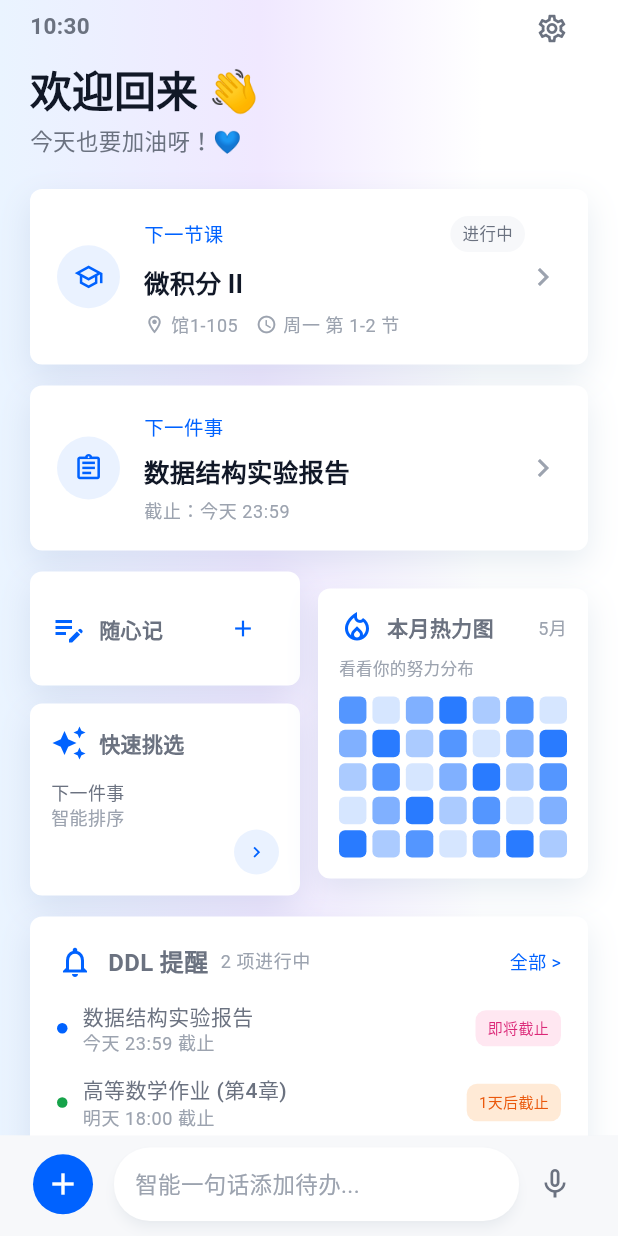
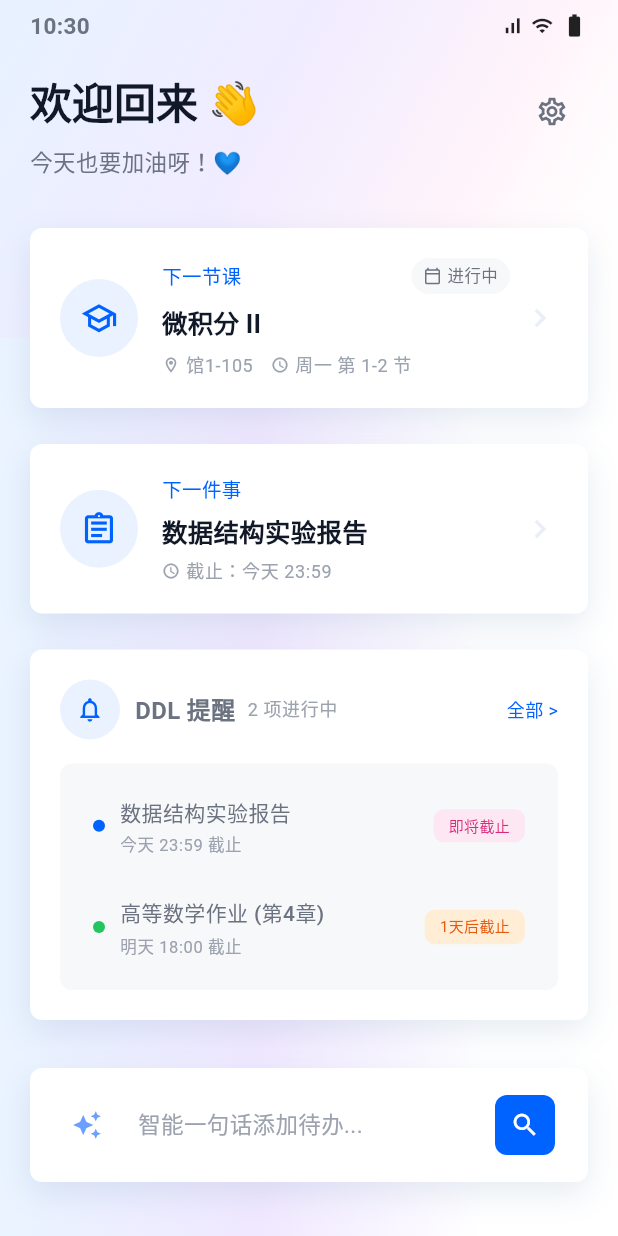
Before and after one commit to cloudymount789/NJU-Timenote, a Flutter app: the screen it shows after launch, on a phone screen of 412 x 824 dp. Run offline on Flutter 3.47's test engine with Material 3 defaults, Android fonts, the phone set to English and light mode, and no system bars; Roboto replaces fonts that are missing (Noto Sans SC).

Commit message:
feat: redesign home screen

```diff
--- a/src/nju_timenote/lib/features/home/home_screen.dart
+++ b/src/nju_timenote/lib/features/home/home_screen.dart
@@ -17,55 +17,34 @@ class HomeScreen extends StatelessWidget {
     final nextTodo = state.todos.isNotEmpty ? state.todos.first : null;
 
     return AppGradientScaffold(
-      bottomBar: BottomQuickInput(
-        onSearch: () => Navigator.of(context).pushNamed(AppRoutes.todoSearch),
-        onInput: () => _showQuickInputSheet(context),
-      ),
-      child: ListView(
-        padding: const EdgeInsets.fromLTRB(20, 0, 20, 18),
+      child: Stack(
         children: [
-          StatusHeader(
-            trailing: IconButton(
-              key: const Key('home-settings-button'),
-              tooltip: '设置',
-              icon: const Icon(
-                Icons.settings_outlined,
-                size: 22,
-                color: AppColors.textSecondary,
-              ),
-              onPressed: () =>
+          const _HomeTopGlow(),
+          ListView(
+            padding: const EdgeInsets.fromLTRB(20, 0, 20, 24),
+            children: [
+              const StatusHeader(),
+              const SizedBox(height: 16),
+              _HomeHeader(
+                onSettings: () =>
                     Navigator.of(context).pushNamed(AppRoutes.settings),
               ),
+              const SizedBox(height: 32),
+              _NextCourseCard(course: nextCourse),
+              const SizedBox(height: 24),
+              _NextTodoCard(todo: nextTodo),
+              const SizedBox(height: 24),
+              _DdlCard(todos: state.deadlineTodos),
+              const SizedBox(height: 32),
+              _HomeInputBar(
+                onQuickPick: () =>
+                    Navigator.of(context).pushNamed(AppRoutes.nextAction),
+                onInput: () => _showQuickInputSheet(context),
+                onSearch: () =>
+                    Navigator.of(context).pushNamed(AppRoutes.todoSearch),
               ),
-          const SizedBox(height: 8),
-          Text('欢迎回来 👋', style: Theme.of(context).textTheme.headlineLarge),
-          const SizedBox(height: 4),
-          const Text(
-            '今天也要加油呀！💙',
-            style: TextStyle(fontSize: 15, color: AppColors.textSecondary),
-          ),
-          const SizedBox(height: 20),
-          _NextCourseCard(course: nextCourse),
-          const SizedBox(height: 14),
-          _NextTodoCard(todo: nextTodo),
-          const SizedBox(height: 14),
-          Row(
-            children: [
-              Expanded(
-                child: Column(
-                  children: [
-                    _MiniNoteCard(),
-                    const SizedBox(height: 12),
-                    _QuickPickCard(),
             ],
           ),
-              ),
-              const SizedBox(width: 12),
-              Expanded(child: _HeatMapCard()),
-            ],
-          ),
-          const SizedBox(height: 14),
-          _DdlCard(todos: state.deadlineTodos),
         ],
       ),
     );
@@ -88,6 +67,82 @@ class HomeScreen extends StatelessWidget {
   }
 }
 
+class _HomeTopGlow extends StatelessWidget {
+  const _HomeTopGlow();
+
+  @override
+  Widget build(BuildContext context) {
+    return const Positioned(
+      top: 0,
+      left: 0,
+      right: 0,
+      height: 225,
+      child: DecoratedBox(
+        decoration: BoxDecoration(
+          gradient: LinearGradient(
+            begin: Alignment.topLeft,
+            end: Alignment.bottomRight,
+            colors: [
+              Color(0xFFE7F2FF),
+              Color(0xFFF1ECFF),
+              Color(0xFFFFF4FA),
+              Color(0x00FFFFFF),
+            ],
+            stops: [0, 0.42, 0.72, 1],
+          ),
+        ),
+      ),
+    );
+  }
+}
+
+class _HomeHeader extends StatelessWidget {
+  const _HomeHeader({required this.onSettings});
+
+  final VoidCallback onSettings;
+
+  @override
+  Widget build(BuildContext context) {
+    return Padding(
+      padding: const EdgeInsets.fromLTRB(0, 0, 0, 0),
+      child: Row(
+        crossAxisAlignment: CrossAxisAlignment.start,
+        children: [
+          Expanded(
+            child: Column(
+              crossAxisAlignment: CrossAxisAlignment.start,
+              children: [
+                Text(
+                  '欢迎回来 👋',
+                  style: Theme.of(context).textTheme.headlineLarge,
+                ),
+                const SizedBox(height: 10),
+                const Text(
+                  '今天也要加油呀！💙',
+                  style: TextStyle(
+                    fontSize: 15,
+                    color: AppColors.textSecondary,
+                  ),
+                ),
+              ],
+            ),
+          ),
+          IconButton(
+            key: const Key('home-settings-button'),
+            tooltip: '设置',
+            onPressed: onSettings,
+            icon: const Icon(
+              Icons.settings_outlined,
+              size: 22,
+              color: AppColors.textSecondary,
+            ),
+          ),
+        ],
+      ),
+    );
+  }
+}
+
 class _NextCourseCard extends StatelessWidget {
   const _NextCourseCard({required this.course});
 
@@ -96,10 +151,11 @@ class _NextCourseCard extends StatelessWidget {
   @override
   Widget build(BuildContext context) {
     return SoftCard(
+      padding: const EdgeInsets.all(20),
       onTap: () => Navigator.of(context).pushNamed(AppRoutes.timetable),
       child: Row(
         children: [
-          const CircleIcon(icon: Icons.school_outlined),
+          const CircleIcon(icon: Icons.school_outlined, size: 52),
           const SizedBox(width: 16),
           Expanded(
             child: Column(
@@ -121,51 +177,52 @@ class _NextCourseCard extends StatelessWidget {
                         color: AppColors.background,
                         borderRadius: BorderRadius.circular(12),
                       ),
-                      child: const Text(
+                      child: const Row(
+                        mainAxisSize: MainAxisSize.min,
+                        children: [
+                          Icon(
+                            Icons.calendar_today_outlined,
+                            size: 12,
+                            color: AppColors.textSecondary,
+                          ),
+                          SizedBox(width: 4),
+                          Text(
                             '进行中',
                             style: TextStyle(
                               fontSize: 11,
                               color: AppColors.textSecondary,
                             ),
                           ),
+                        ],
+                      ),
                     ),
                   ],
                 ),
-                const SizedBox(height: 7),
+                const SizedBox(height: 6),
                 Text(
                   course?.name ?? '高等数学 (第3-4节)',
                   style: Theme.of(context).textTheme.titleMedium,
                 ),
                 const SizedBox(height: 6),
-                Row(
+                Wrap(
+                  spacing: 12,
+                  runSpacing: 4,
                   children: [
-                    const Icon(
-                      Icons.location_on_outlined,
-                      size: 14,
-                      color: AppColors.textMuted,
+                    _MutedMeta(
+                      icon: Icons.location_on_outlined,
+                      label: course?.location ?? '教学楼 A201',
                     ),
-                    const SizedBox(width: 4),
-                    Text(
-                      course?.location ?? '教学楼 A201',
-                      style: Theme.of(context).textTheme.bodySmall,
-                    ),
-                    const SizedBox(width: 12),
-                    const Icon(
-                      Icons.access_time,
-                      size: 14,
-                      color: AppColors.textMuted,
-                    ),
-                    const SizedBox(width: 4),
-                    Text(
-                      course?.periodRange.label ?? '14:00 – 15:50',
-                      style: Theme.of(context).textTheme.bodySmall,
+                    _MutedMeta(
+                      icon: Icons.access_time,
+                      label: course?.periodRange.label ?? '14:00 – 15:50',
                     ),
                   ],
                 ),
               ],
             ),
           ),
-          const Icon(Icons.chevron_right, color: AppColors.textMuted),
+          const SizedBox(width: 8),
+          const Icon(Icons.chevron_right, color: AppColors.border),
         ],
       ),
     );
@@ -180,10 +237,11 @@ class _NextTodoCard extends StatelessWidget {
   @override
   Widget build(BuildContext context) {
     return SoftCard(
+      padding: const EdgeInsets.all(20),
       onTap: () => Navigator.of(context).pushNamed(AppRoutes.todos),
       child: Row(
         children: [
-          const CircleIcon(icon: Icons.assignment_outlined),
+          const CircleIcon(icon: Icons.assignment_outlined, size: 52),
           const SizedBox(width: 16),
           Expanded(
             child: Column(
@@ -193,137 +251,21 @@ class _NextTodoCard extends StatelessWidget {
                   '下一件事',
                   style: TextStyle(color: AppColors.accent, fontSize: 13),
                 ),
-                const SizedBox(height: 7),
+                const SizedBox(height: 6),
                 Text(
                   todo?.title ?? '完成数据结构实验报告',
                   style: Theme.of(context).textTheme.titleMedium,
                 ),
                 const SizedBox(height: 6),
-                Text(
-                  todo?.dueAt == null ? '暂无截止时间' : '截止：今天 23:59',
-                  style: Theme.of(context).textTheme.bodySmall,
+                _MutedMeta(
+                  icon: Icons.access_time,
+                  label: todo?.dueAt == null ? '暂无截止时间' : '截止：今天 23:59',
                 ),
               ],
             ),
           ),
-          const Icon(Icons.chevron_right, color: AppColors.textMuted),
-        ],
-      ),
-    );
-  }
-}
-
-class _MiniNoteCard extends StatelessWidget {
-  @override
-  Widget build(BuildContext context) {
-    return SoftCard(
-      padding: const EdgeInsets.all(14),
-      child: Row(
-        children: [
-          const Icon(Icons.edit_note, color: AppColors.accent),
           const SizedBox(width: 8),
-          const Expanded(
-            child: Text('随心记', style: TextStyle(fontWeight: FontWeight.w600)),
-          ),
-          IconButton(
-            tooltip: '新增随心记',
-            onPressed: () {},
-            icon: const Icon(Icons.add, size: 18, color: AppColors.accent),
-          ),
-        ],
-      ),
-    );
-  }
-}
-
-class _QuickPickCard extends StatelessWidget {
-  @override
-  Widget build(BuildContext context) {
-    return SoftCard(
-      onTap: () => Navigator.of(context).pushNamed(AppRoutes.nextAction),
-      padding: const EdgeInsets.all(14),
-      child: const Column(
-        crossAxisAlignment: CrossAxisAlignment.start,
-        children: [
-          Row(
-            children: [
-              Icon(Icons.auto_awesome, color: AppColors.accent),
-              SizedBox(width: 8),
-              Text('快速挑选', style: TextStyle(fontWeight: FontWeight.w600)),
-            ],
-          ),
-          SizedBox(height: 12),
-          Text(
-            '下一件事',
-            style: TextStyle(fontSize: 12, color: AppColors.textSecondary),
-          ),
-          Text(
-            '智能排序',
-            style: TextStyle(fontSize: 12, color: AppColors.textMuted),
-          ),
-          Align(
-            alignment: Alignment.centerRight,
-            child: CircleIcon(icon: Icons.chevron_right, size: 30),
-          ),
-        ],
-      ),
-    );
-  }
-}
-
-class _HeatMapCard extends StatelessWidget {
-  @override
-  Widget build(BuildContext context) {
-    final cells = List<int>.generate(35, (index) => (index * 7 + 3) % 5);
-    return SoftCard(
-      padding: const EdgeInsets.all(14),
-      child: Column(
-        crossAxisAlignment: CrossAxisAlignment.start,
-        children: [
-          const Row(
-            children: [
-              Icon(
-                Icons.local_fire_department_outlined,
-                color: AppColors.accent,
-              ),
-              SizedBox(width: 8),
-              Expanded(
-                child: Text(
-                  '本月热力图',
-                  style: TextStyle(fontWeight: FontWeight.w600),
-                ),
-              ),
-              Text(
-                '5月',
-                style: TextStyle(fontSize: 12, color: AppColors.textMuted),
-              ),
-            ],
-          ),
-          const SizedBox(height: 8),
-          const Text(
-            '看看你的努力分布',
-            style: TextStyle(fontSize: 11, color: AppColors.textMuted),
-          ),
-          const SizedBox(height: 10),
-          GridView.builder(
-            shrinkWrap: true,
-            physics: const NeverScrollableScrollPhysics(),
-            gridDelegate: const SliverGridDelegateWithFixedCrossAxisCount(
-              crossAxisCount: 7,
-              mainAxisSpacing: 4,
-              crossAxisSpacing: 4,
-            ),
-            itemCount: cells.length,
-            itemBuilder: (context, index) {
-              final opacity = 0.16 + cells[index] * 0.17;
-              return DecoratedBox(
-                decoration: BoxDecoration(
-                  color: AppColors.accent.withValues(alpha: opacity),
-                  borderRadius: BorderRadius.circular(4),
-                ),
-              );
-            },
-          ),
+          const Icon(Icons.chevron_right, color: AppColors.border),
         ],
       ),
     );
@@ -338,31 +280,54 @@ class _DdlCard extends StatelessWidget {
   @override
   Widget build(BuildContext context) {
     return SoftCard(
+      padding: const EdgeInsets.all(20),
       onTap: () => Navigator.of(context).pushNamed(AppRoutes.todos),
       child: Column(
         children: [
           Row(
             children: [
-              const Icon(Icons.notifications_none, color: AppColors.accent),
+              const CircleIcon(icon: Icons.notifications_none, size: 40),
               const SizedBox(width: 10),
+              Expanded(
+                child: Column(
+                  crossAxisAlignment: CrossAxisAlignment.start,
+                  children: [
+                    Row(
+                      children: [
                         const Text(
                           'DDL 提醒',
-                style: TextStyle(fontSize: 16, fontWeight: FontWeight.w600),
+                          style: TextStyle(
+                            fontSize: 16,
+                            fontWeight: FontWeight.w600,
+                          ),
                         ),
                         const SizedBox(width: 8),
                         Text(
                           '${todos.length} 项进行中',
                           style: Theme.of(context).textTheme.bodySmall,
                         ),
-              const Spacer(),
+                      ],
+                    ),
+                  ],
+                ),
+              ),
               const Text(
                 '全部 >',
                 style: TextStyle(color: AppColors.accent, fontSize: 12),
               ),
             ],
           ),
-          const SizedBox(height: 14),
-          for (final todo in todos.take(2)) _DdlRow(todo: todo),
+          const SizedBox(height: 16),
+          Container(
+            padding: const EdgeInsets.all(8),
+            decoration: BoxDecoration(
+              color: AppColors.background,
+              borderRadius: BorderRadius.circular(8),
+            ),
+            child: Column(
+              children: [for (final todo in todos.take(2)) _DdlRow(todo: todo)],
+            ),
+          ),
         ],
       ),
     );
@@ -378,14 +343,14 @@ class _DdlRow extends StatelessWidget {
   Widget build(BuildContext context) {
     final urgent = todo.id == 'todo-1';
     return Padding(
-      padding: const EdgeInsets.only(bottom: 12),
+      padding: const EdgeInsets.all(14),
       child: Row(
         children: [
           Container(
-            width: 7,
-            height: 7,
+            width: 8,
+            height: 8,
             decoration: BoxDecoration(
-              color: urgent ? AppColors.accent : const Color(0xFF16A34A),
+              color: urgent ? AppColors.accent : const Color(0xFF22C55E),
               shape: BoxShape.circle,
             ),
           ),
@@ -401,17 +366,20 @@ class _DdlRow extends StatelessWidget {
                     fontWeight: FontWeight.w500,
                   ),
                 ),
+                const SizedBox(height: 4),
                 Text(
                   urgent ? '今天 23:59 截止' : '明天 18:00 截止',
-                  style: Theme.of(context).textTheme.bodySmall,
+                  style: Theme.of(
+                    context,
+                  ).textTheme.bodySmall?.copyWith(fontSize: 11),
                 ),
               ],
             ),
           ),
           Container(
-            padding: const EdgeInsets.symmetric(horizontal: 8, vertical: 5),
+            padding: const EdgeInsets.symmetric(horizontal: 10, vertical: 4),
             decoration: BoxDecoration(
-              color: urgent ? const Color(0xFFFFE7F1) : const Color(0xFFFFEAD6),
+              color: urgent ? const Color(0xFFFCE7F3) : const Color(0xFFFFEDD5),
               borderRadius: BorderRadius.circular(7),
             ),
             child: Text(
@@ -429,3 +397,100 @@ class _DdlRow extends StatelessWidget {
     );
   }
 }
+
+class _HomeInputBar extends StatelessWidget {
+  const _HomeInputBar({
+    required this.onQuickPick,
+    required this.onInput,
+    required this.onSearch,
+  });
+
+  final VoidCallback onQuickPick;
+  final VoidCallback onInput;
+  final VoidCallback onSearch;
+
+  @override
+  Widget build(BuildContext context) {
+    return SoftCard(
+      padding: const EdgeInsets.symmetric(horizontal: 18, vertical: 14),
+      child: Row(
+        children: [
+          Ink(
+            width: 40,
+            height: 40,
+            decoration: BoxDecoration(
+              gradient: const LinearGradient(
+                begin: Alignment.topLeft,
+                end: Alignment.bottomRight,
+                colors: [
+                  Color(0xFFF5F8FF),
+                  Color(0xFFF0F4FF),
+                  Color(0xFFF5F0FF),
+                ],
+              ),
+              borderRadius: BorderRadius.circular(8),
+            ),
+            child: IconButton(
+              tooltip: '快速挑选',
+              onPressed: onQuickPick,
+              icon: const Icon(
+                Icons.auto_awesome,
+                size: 20,
+                color: Color(0xFF6B9FFF),
+              ),
+            ),
+          ),
+          const SizedBox(width: 14),
+          Expanded(
+            child: InkWell(
+              onTap: onInput,
+              borderRadius: BorderRadius.circular(8),
+              child: const Padding(
+                padding: EdgeInsets.symmetric(vertical: 10),
+                child: Text(
+                  '智能一句话添加待办...',
+                  style: TextStyle(color: AppColors.textMuted, fontSize: 15),
+                ),
+              ),
+            ),
+          ),
+          const SizedBox(width: 14),
+          IconButton.filled(
+            tooltip: '待办搜索',
+            onPressed: onSearch,
+            style: IconButton.styleFrom(
+              fixedSize: const Size(40, 40),
+              backgroundColor: AppColors.accent,
+              shape: RoundedRectangleBorder(
+                borderRadius: BorderRadius.circular(8),
+              ),
+            ),
+            icon: const Icon(Icons.search, size: 20, color: Colors.white),
+          ),
+        ],
+      ),
+    );
+  }
+}
+
+class _MutedMeta extends StatelessWidget {
+  const _MutedMeta({required this.icon, required this.label});
+
+  final IconData icon;
+  final String label;
+
+  @override
+  Widget build(BuildContext context) {
+    return Row(
+      mainAxisSize: MainAxisSize.min,
+      children: [
+        Icon(icon, size: 12, color: AppColors.textMuted),
+        const SizedBox(width: 4),
+        Text(
+          label,
+          style: Theme.of(context).textTheme.bodySmall?.copyWith(fontSize: 12),
+        ),
+      ],
+    );
+  }
+}
```
Lines whose indentation alone changed are shown as unchanged.
